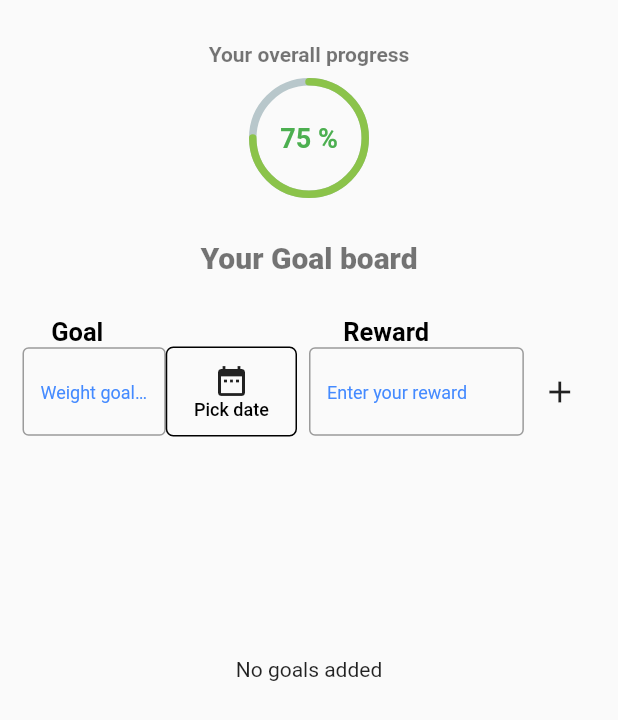
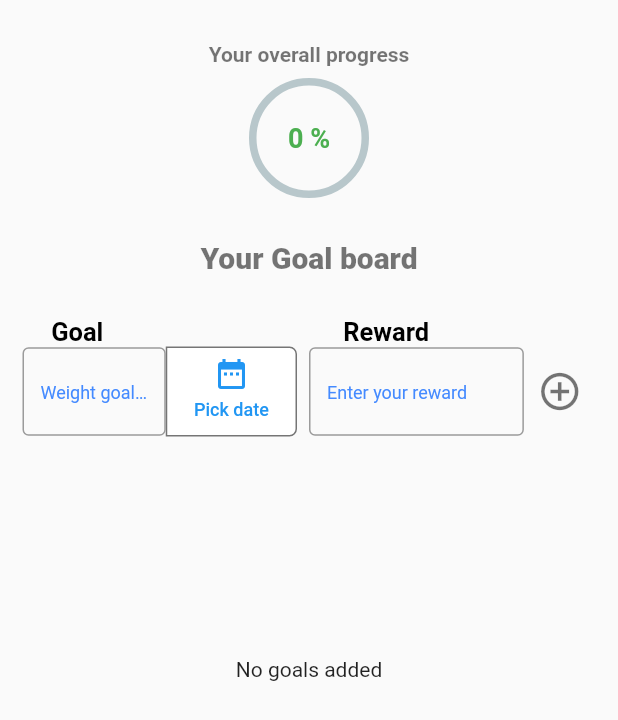
Before and after one commit to OBRND/Nutrition_app, a Flutter app: the Progress screen opened directly, on a phone screen of 412 x 824 dp. Shown: the top 720 px of the screen. Run offline on Flutter 3.47's test engine with Material 2 defaults, Android fonts, the phone set to English and light mode, and no system bars; drawn by our look-alikes of percent_indicator; our stand-ins replace cloud_firestore, country_code_picker, expandable, firebase_auth, firebase_core, font_awesome_flutter and 4 more; missing offline and left inert: animated_snack_bar, chapasdk, dart:ffi, flutter_webview_plugin; accounts and stored records are empty.

Commit message:
update 0.12

```diff
--- a/lib/Screens/Progress.dart
+++ b/lib/Screens/Progress.dart
@@ -1,3 +1,4 @@
+import 'package:animated_snack_bar/animated_snack_bar.dart';
 import 'package:firebase_auth/firebase_auth.dart';
 import 'package:flutter/material.dart';
 import 'package:gebeta/Model/Goal.dart';
@@ -50,10 +51,21 @@ class _ProgressState extends State<Progress> {
     });
   }
 
+  double calculateGoalPercentage(List<Map<String, dynamic>> goals) {
+    if (goals.isEmpty) {
+      return 0.0;
+    }
+
+    final int totalGoals = goals.length;
+    final int achievedGoals = goals.where((goal) => goal['achieved'] == true).length;
+
+    return (achievedGoals / totalGoals);
+  }
 
   @override
   Widget build(BuildContext context) {
     final user = Provider.of<UserFB?>(context);
+    double percentage = calculateGoalPercentage(goals);
 
     return Scaffold(
       body: ListView(
@@ -91,10 +103,7 @@ class _ProgressState extends State<Progress> {
                     height: 20,
                   ),
                   Container(
-                    height: MediaQuery
-                        .of(context)
-                        .size
-                        .height * .45,
+                    height: MediaQuery.of(context).size.height * .45,
                     child: Column(
                       children: [
                         Row(
@@ -125,7 +134,7 @@ class _ProgressState extends State<Progress> {
                               mainAxisAlignment: MainAxisAlignment.spaceEvenly,
                               children: [
                                 Expanded(
-                                  flex: 2,
+                                  flex: 4,
                                   child: TextFormField(
                                     controller: goalController,
                                     decoration: InputDecoration(
@@ -144,11 +153,12 @@ class _ProgressState extends State<Progress> {
                                   ),
                                 ),
                                 Expanded(
-                                  flex: 2,
+                                  flex: pickedDate != null ? 3 : 4,
                                   child: Padding(
                                     padding: const EdgeInsets.only(right: 8.0),
-                                    child: GestureDetector(
-                                      onTap: () async {
+                                    child: Container(
+                                      child: ElevatedButton(
+                                        onPressed: () async {
                                           final DateTime? picked = await showDatePicker(
                                             context: context,
                                             initialDate: DateTime.now(),
@@ -161,41 +171,47 @@ class _ProgressState extends State<Progress> {
                                           // Clear any error messages when a date is picked
                                           _dateError = null;
                                         },
-                                      child: Container(
-                                        decoration: BoxDecoration(
-                                          borderRadius: BorderRadius.circular(
-                                              5),
-                                          border: Border.all(
-                                            color: _dateError == null ? Colors.black : Colors.red, // Check if there's an error message
+                                        style: ElevatedButton.styleFrom(
+
+                                          shape: RoundedRectangleBorder(
+                                              borderRadius: BorderRadius.only(
+                                                topRight: Radius.circular(5),
+                                                bottomRight: Radius.circular(5),),
+                                            side: BorderSide(
+                                              color: _dateError == null ? Colors.black54 : Colors.red, // Check if there's an error message
+                                              width: 1.0,
                                             ),
                                           ),
+                                          backgroundColor: Colors.white,
+                                          elevation:0,
+                                        ),
                                         child: Padding(
-                                          padding: const EdgeInsets.all(10.0),
-                                          child: Column(
+                                          padding: const EdgeInsets.only(top: 6, bottom: 6),
+                                          child: pickedDate != null ? Padding(
+                                            padding: const EdgeInsets.only(top: 12, bottom: 12),
+                                            child: Center(child: Icon(Icons.check, color: Colors.blue)),
+                                          ) : Column(
                                             mainAxisAlignment: MainAxisAlignment.spaceBetween,
                                             children: [
                                               pickedDate == null &&
                                                   _dateError == null
-                                                  ? Icon(Icons.date_range)
-                                                  : SizedBox(),
+                                                  ? Icon(Icons.date_range, color: Colors.blue,)
+                                                  :
                                               SizedBox(width: 10),
-                                              Text(pickedDate == null ? _dateError ?? 'Pick date' // Show error message or 'Select date' text
-                                                    : '${pickedDate!.toLocal().toString().split(' ')[0]}',
+                                              Padding(
+                                                padding: const EdgeInsets.only(top: 5.0, bottom: 5),
+                                                child: Text(pickedDate == null ? _dateError ?? 'Pick date' // Show error message or 'Select date' text
+                                                      : '',
                                                   style: TextStyle(
                                                       color: pickedDate == null &&
                                                           _dateError == null ?
-                                                    Colors.black : _dateError !=
-                                                        null
-                                                        ? Colors.red : Colors.blue,
+                                                      Colors.blue : _dateError != null ? Colors.red : Colors.blue,
                                                       fontSize: 12,
-                                                    fontWeight: pickedDate ==
-                                                        null &&
-                                                        _dateError == null
+                                                      fontWeight: pickedDate == null && _dateError == null
                                                           ?
-                                                    FontWeight.w500
-                                                        : _dateError != null ?
-                                                    FontWeight.w800 : FontWeight
-                                                        .w300),
+                                                      FontWeight.w500 : _dateError != null ?
+                                                      FontWeight.w800 : FontWeight.w400),
+                                                ),
                                               ),
                                             ],
                                           ),
@@ -206,7 +222,7 @@ class _ProgressState extends State<Progress> {
                                   ),
                                 ),
                                 Expanded(
-                                  flex: 3,
+                                  flex: 6,
                                   child: TextFormField(
                                     controller: rewardController,
                                     decoration: InputDecoration(
@@ -225,7 +241,7 @@ class _ProgressState extends State<Progress> {
                                   ),
                                 ),
                                 Expanded(
-                                  flex: 1,
+                                  flex: 2,
                                   child: IconButton(
                                     onPressed: () {
                                       if (_formKey.currentState!.validate()) {
@@ -254,7 +270,7 @@ class _ProgressState extends State<Progress> {
                                         }
                                       }
                                     },
-                                    icon: Icon(Icons.add),
+                                    icon: Icon(Icons.add_circle_outline, size: 30, color: Colors.black54,),
                                   ),
                                 ),
                               ],
@@ -269,9 +285,11 @@ class _ProgressState extends State<Progress> {
                             child: Text('No goals added'),
                           )
                               : SizedBox(
-                                width: MediaQuery.of(context).size.width,
+                                width: MediaQuery.of(context).size.width * .9,
                                 child: SingleChildScrollView(
                                   child: DataTable(
+                                    columnSpacing: 0,
+                                    horizontalMargin: 0,
                               columns: const <DataColumn>[
                                 DataColumn(
                                   label: Text(
@@ -310,18 +328,18 @@ class _ProgressState extends State<Progress> {
                                         DataCell(
                                             Container(
                                                 constraints: BoxConstraints(
-                                                  maxWidth: MediaQuery.of(context).size.width * .08, // set the maximum width for the cell
+                                                  maxWidth: MediaQuery.of(context).size.width * .25, // set the maximum width for the cell
                                                 ),
                                                 child: Text(goal['goal'], maxLines: 3))),
                                         DataCell(
                                             Container(
                                                 constraints: BoxConstraints(
-                                                  maxWidth: MediaQuery.of(context).size.width * .14 // set the maximum width for the cell
+                                                  maxWidth: MediaQuery.of(context).size.width * .15 // set the maximum width for the cell
                                                 ),  child: Text(DateFormat('MMM d').format(DateTime.parse((goal['date']))), maxLines: 3))),
                                         DataCell(
                                             Container(
                                                 constraints: BoxConstraints(
-                                                  maxWidth: MediaQuery.of(context).size.width * .1, // set the maximum width for the cell
+                                                  maxWidth: MediaQuery.of(context).size.width * .3, // set the maximum width for the cell
                                                 ), child: Text(goal['reward'], maxLines: 3))),
                                         DataCell(goal['achieved'] ? Container(
                                           constraints: BoxConstraints(
@@ -344,29 +362,7 @@ class _ProgressState extends State<Progress> {
                                                 goals[goal['index']]['achieved'] =
                                                 true;
                                               });
-                                              ScaffoldMessenger.of(context).showSnackBar(
-                                                SnackBar(
-                                                  backgroundColor: Colors.transparent,
-                                                  elevation: 0,
-                                                  behavior: SnackBarBehavior.floating,
-                                                  content: Builder(
-                                                    builder: (BuildContext context) {
-                                                      final snackBarHeight = Scaffold.of(context).appBarMaxHeight! + kToolbarHeight;
-                                                      return Padding(
-                                                        padding: EdgeInsets.only(top: snackBarHeight),
-                                                        child: Align(
-                                                          alignment: Alignment.topRight,
-                                                          child: AnimatedToast(message: 'Congrats on achieving ${goal['goal']}!'),
-                                                        ),
-                                                      );
-                                                    },
-                                                  ),
-                                                  duration: Duration(seconds: 2),
-                                                ),
-                                              );
-
-
-
+                                              makealert(goal['goal']);
                                             }, icon: Icon(Icons.radio_button_unchecked)),
                                           ),
                                         ))
@@ -388,4 +384,57 @@ class _ProgressState extends State<Progress> {
 
     );
   }
+
+ makealert(goal) {
+    return AnimatedSnackBar(
+      builder: ((context) {
+        return Container(
+          width: MediaQuery.of(context).size.width * .9,
+          child: Card(
+            shape: RoundedRectangleBorder(
+                borderRadius: BorderRadius.circular(10)
+            ),
+            elevation: 0,
+            color: Colors.black12.withOpacity(.8),
+            child: Padding(
+              padding: const EdgeInsets.fromLTRB(20, 10, 20, 10),
+              child: Row(
+                mainAxisAlignment: MainAxisAlignment.start,
+                children: [
+                  Container(
+                    height: 60,
+                    width: 60,
+                    decoration: BoxDecoration(
+                      color: Colors.white.withOpacity(.8),
+                      borderRadius: BorderRadius.circular(50),
+                    ),
+                    child: Center(
+                      child: Icon(Icons.check,
+                        size: 30, color: Colors.green,),
+                    ),
+                  ),
+                  Expanded(
+                    child: Padding(
+                      padding: const EdgeInsets.all(10.0),
+                      child: Column(
+                        mainAxisSize: MainAxisSize.min,
+                        crossAxisAlignment: CrossAxisAlignment.start,
+                        children: [
+                          Text('     \u{1F389} Congrats \u{1F389}', style:  TextStyle(color: Colors.white.withOpacity(.7), fontSize: 18, fontWeight: FontWeight.w600),),
+                          Text('You have achieved ${goal}',
+                              maxLines: 1,
+                              overflow: TextOverflow.ellipsis,
+                              style:  TextStyle(color: Colors.white70.withOpacity(.6), fontSize: 14, fontWeight: FontWeight.w400)),
+                        ],
+                      ),
+                    ),
+                  ),
+                ],
+              ),
+            ),
+          ),
+        );
+      }),
+    ).show(context);
   }
+}
--- a/pubspec.yaml
+++ b/pubspec.yaml
@@ -52,6 +52,8 @@ dependencies:
   expandable: ^5.0.1
   palette_generator: ^0.3.3+2
   country_code_picker: ^3.0.0
+  animated_snack_bar: ^0.3.1
+
 
 dev_dependencies:
   flutter_test:
```
Also changed, not shown: lib/Screens/Home.dart (+18 -12 lines), lib/Screens/Place_order/placeOrderPages.dart (+77 -10 lines). Lines whose indentation alone changed are shown as unchanged.
